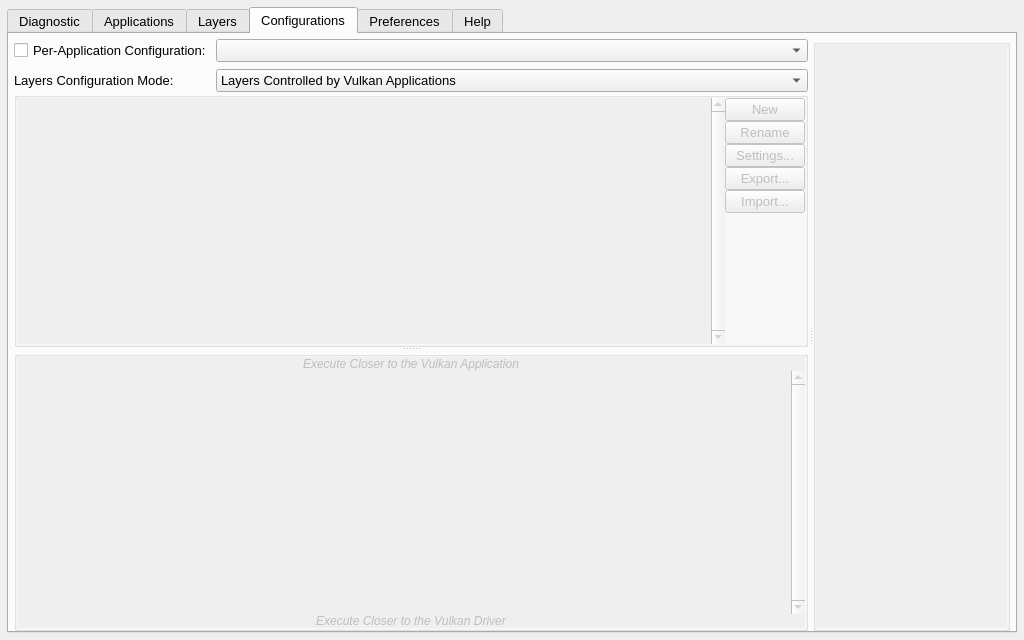
Above: vkconfig_gui/mainwindow.ui from LunarG/VulkanTools before the change. Below: the same form after it.
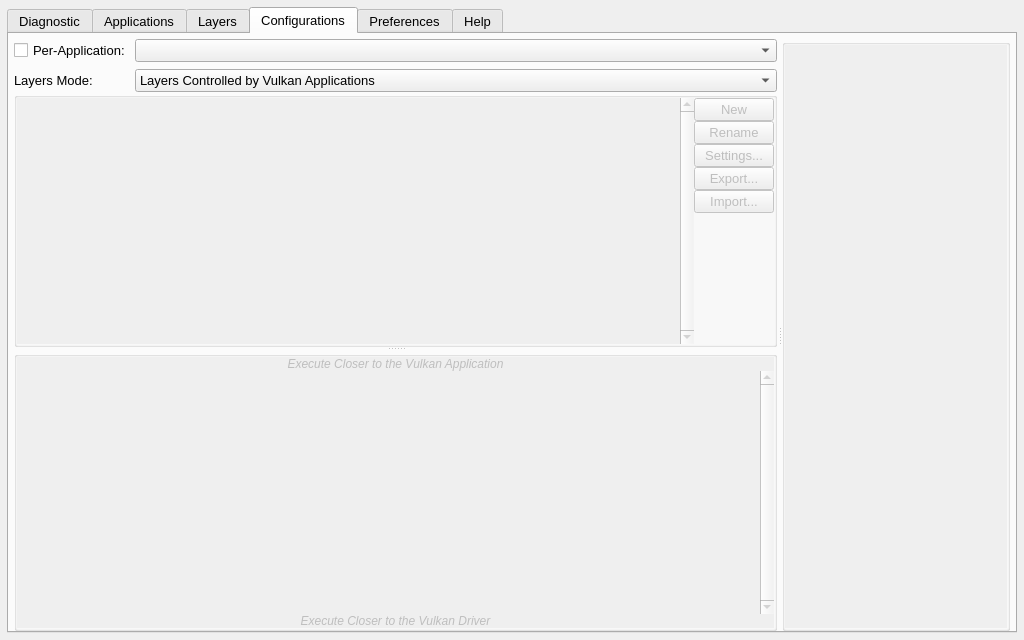
That is the form after the change. Icons and pictures are not drawn.

Commit message: vkconfig3: Enable layer version selection

Patch:
```diff
--- a/vkconfig_gui/mainwindow.ui
+++ b/vkconfig_gui/mainwindow.ui
@@ -669,7 +669,7 @@
                  <item row="1" column="0">
                   <widget class="QLabel" name="label_19">
                    <property name="text">
-                    <string>Layers Configuration Mode: </string>
+                    <string>Layers Mode: </string>
                    </property>
                   </widget>
                  </item>
@@ -701,7 +701,7 @@
                  <item row="0" column="0">
                   <widget class="QCheckBox" name="check_box_per_application">
                    <property name="text">
-                    <string>Per-Application Configuration: </string>
+                    <string>Per-Application: </string>
                    </property>
                   </widget>
                  </item>
```
Left out of the diff: 3 changed lines with no effect on the pictures. The commit also changes 23 other files.
